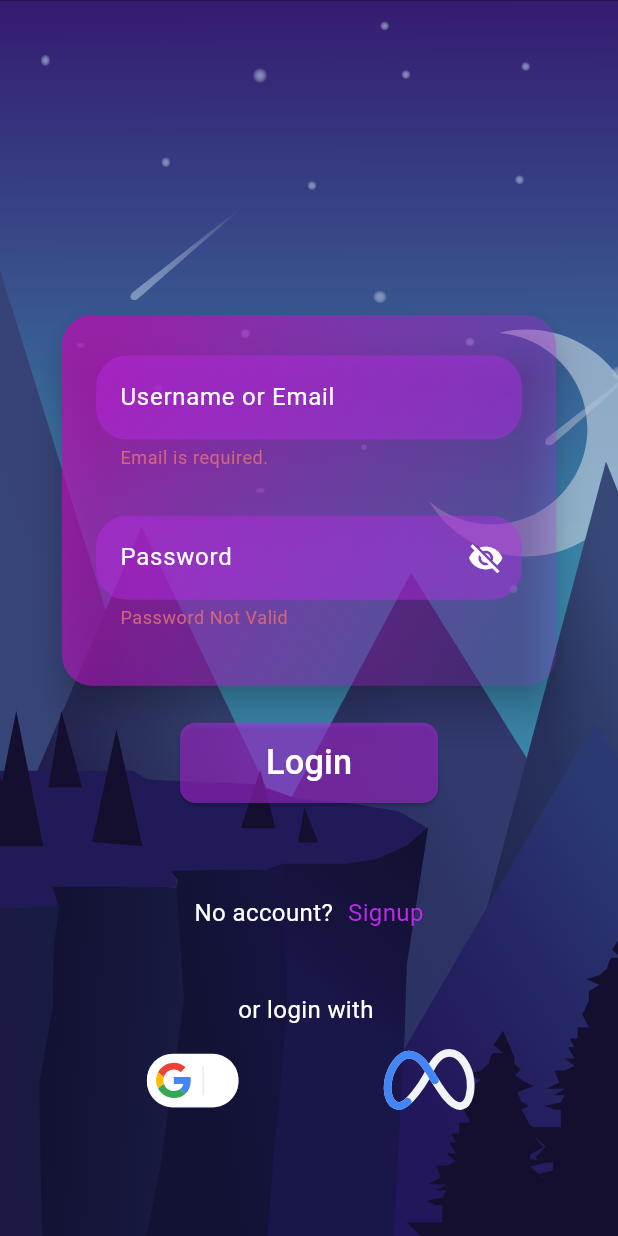
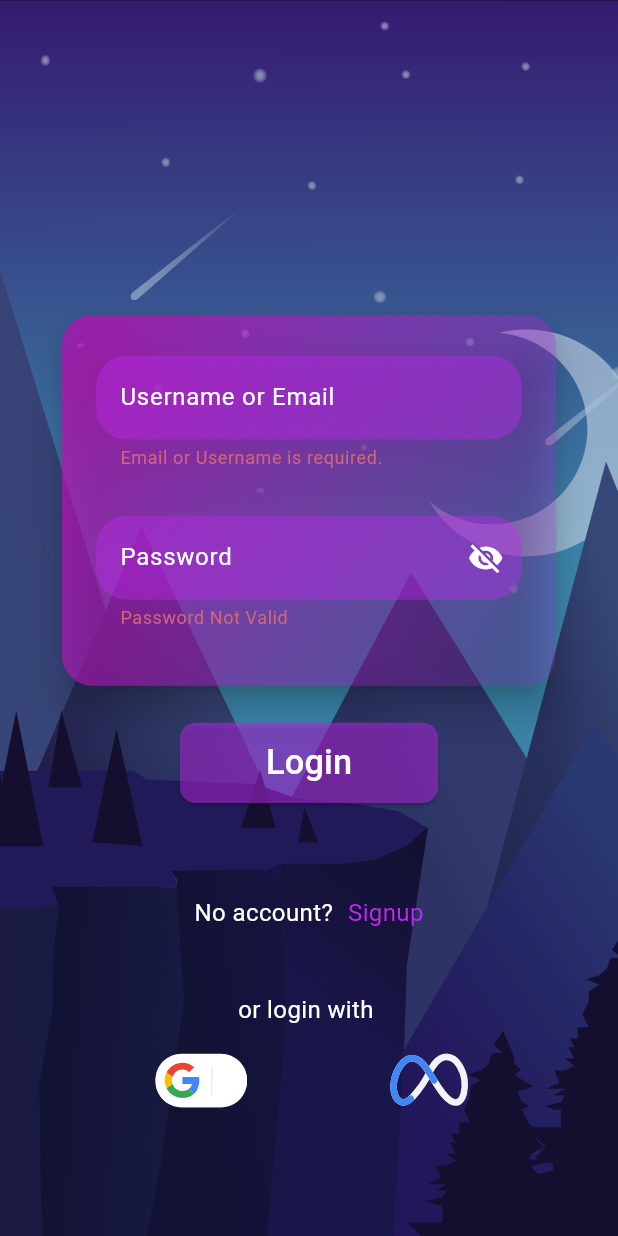
Before and after one commit to Project-Tribe-App/tribe_app, a Flutter app: the LoginScreen screen opened directly, after a tap on "Login", on a phone screen of 412 x 824 dp. Run offline on Flutter 3.47's test engine with Material 3 defaults, Android fonts, the phone set to English and light mode, and no system bars; drawn by our look-alikes of toastification; our stand-ins replace csc_picker, flutter_screenutil, get, logger, lottie, shimmer.

Commit message:
fixed icons and email field validation in the login page

```diff
--- a/lib/features/onboarding/presentation/screens/login.dart
+++ b/lib/features/onboarding/presentation/screens/login.dart
@@ -78,11 +78,10 @@ class LoginScreen extends StatelessWidget {
                             ),
                             validator: (value) {
                               if (value == null || value.isEmpty) {
-                                return 'Email is required.';
+                                return 'Email or Username is required.';
                               }
-                              final emailRegex = RegExp(r'^[^@]+@[^@]+\.[^@]+');
-                              if (!emailRegex.hasMatch(value)) {
-                                return 'Invalid email address.';
+                              if (value.length < 8) {
+                                return 'Invalid Email or Username.';
                               }
                               return null;
                             },
@@ -197,8 +196,8 @@ class LoginScreen extends StatelessWidget {
                     ),
                     SizedBox(width: 70.w),
                     SizedBox(
-                      width: 70.w,
-                      height: 70.h,
+                      width: 60.w,
+                      height: 60.h,
                       child: Lottie.asset(
                         'assets/animations/facebook_icon.json',
                         fit: BoxFit.cover,
```
Also changed, not shown: pubspec.lock.
